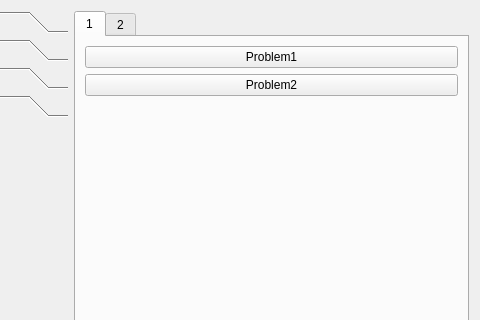
The window that problemwidget.ui (Vope17/CodeCrazy) describes before a commit, drawn with Qt 5; both pictures show x 339 to 819 and y 0 to 320 of the 819 by 527 pixel window.
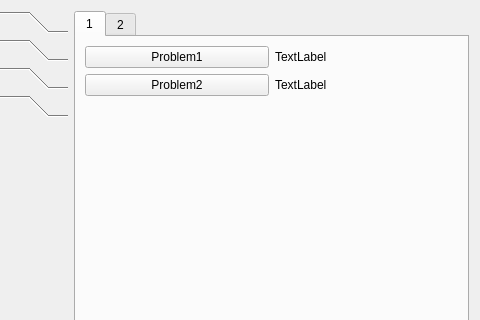
The same window after the commit. The open tabs and pages were chosen to show the change.

Patch:
```diff
--- a/problemwidget.ui
+++ b/problemwidget.ui
@@ -147,6 +147,20 @@
                </property>
               </widget>
              </item>
+             <item row="1" column="1">
+              <widget class="QLabel" name="label_3">
+               <property name="text">
+                <string>TextLabel</string>
+               </property>
+              </widget>
+             </item>
+             <item row="0" column="1">
+              <widget class="QLabel" name="label_4">
+               <property name="text">
+                <string>TextLabel</string>
+               </property>
+              </widget>
+             </item>
             </layout>
            </item>
            <item row="1" column="0">
```
Left out of the diff: 16 changed lines with no effect on the pictures.
